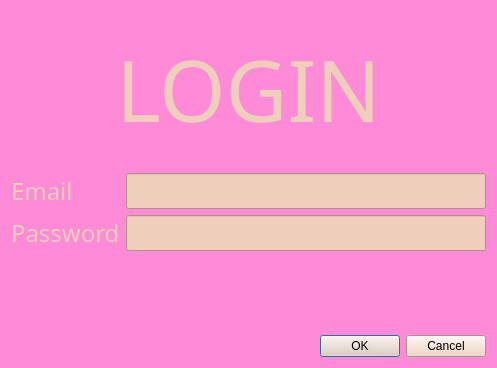
Above: breadnbutter/gui/login.ui from jacksodl23/cs-205-pet-adoption before the change. Below: the same form after it.
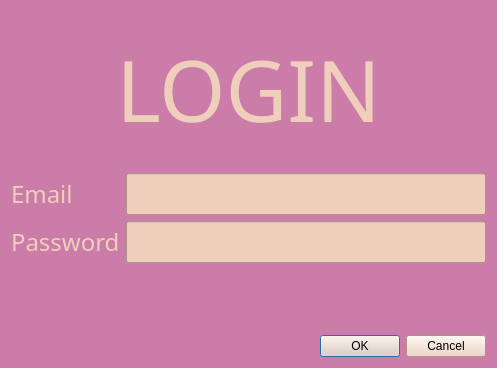
That is the form after the change.

Commit message: updated color scheme for all pages

What changed in the file:
```diff
--- a/breadnbutter/gui/login.ui
+++ b/breadnbutter/gui/login.ui
@@ -14,14 +14,14 @@
    <string>Dialog</string>
   </property>
   <property name="styleSheet">
-   <string notr="true">background-color: rgb(255, 138, 216);</string>
+   <string notr="true">background-color: rgb(204, 124, 169);</string>
   </property>
   <layout class="QGridLayout" name="gridLayout">
    <item row="0" column="0">
     <widget class="QLabel" name="loginLabel">
      <property name="font">
       <font>
-       <family>Chalkboard SE</family>
+       <family>Dyuthi</family>
        <pointsize>64</pointsize>
        <weight>50</weight>
        <bold>false</bold>
@@ -44,7 +44,7 @@
       <widget class="QLabel" name="emailLabel">
        <property name="font">
         <font>
-         <family>Chalkboard SE</family>
+         <family>Dyuthi</family>
          <pointsize>18</pointsize>
         </font>
        </property>
@@ -60,6 +60,7 @@
       <widget class="QLineEdit" name="emailField">
        <property name="font">
         <font>
+         <family>Dyuthi</family>
          <pointsize>18</pointsize>
         </font>
        </property>
@@ -72,7 +73,7 @@
       <widget class="QLabel" name="passwordLabel">
        <property name="font">
         <font>
-         <family>Chalkboard SE</family>
+         <family>Dyuthi</family>
          <pointsize>18</pointsize>
         </font>
        </property>
@@ -88,6 +89,7 @@
       <widget class="QLineEdit" name="passwordField">
        <property name="font">
         <font>
+         <family>Dyuthi</family>
          <pointsize>18</pointsize>
         </font>
        </property>
@@ -105,7 +107,7 @@
     <widget class="QDialogButtonBox" name="loginOkay">
      <property name="font">
       <font>
-       <family>Chalkboard SE</family>
+       <family>Dyuthi</family>
        <pointsize>18</pointsize>
       </font>
      </property>
```
The commit also changes 6 other files.
